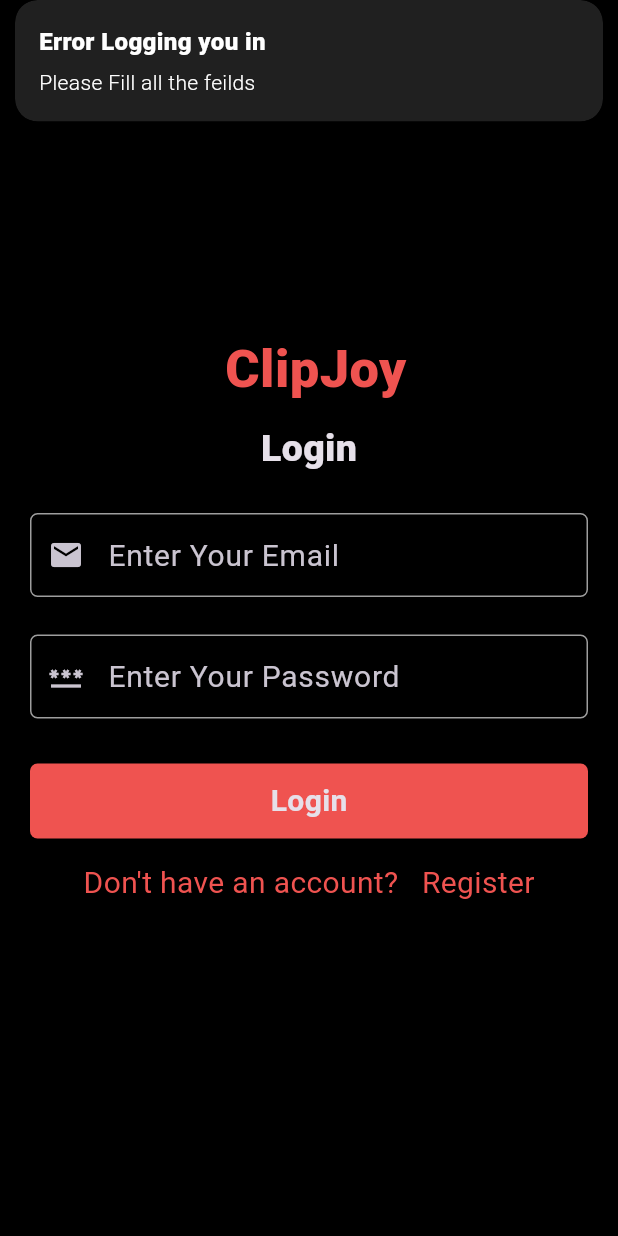
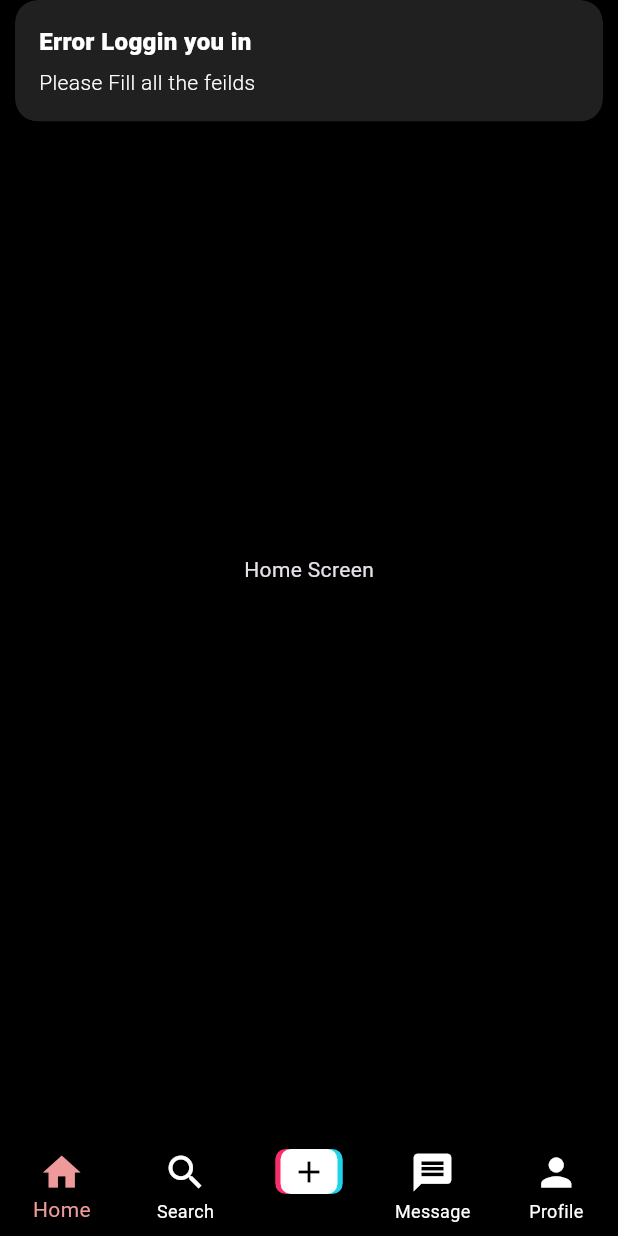
Before and after one commit to Jangle-Parth/ClipJoy, a Flutter app: the LoginScreen screen opened directly, after a tap on "Login", on a phone screen of 412 x 824 dp. Run offline on Flutter 3.47's test engine with Material 3 defaults, Android fonts, the phone set to English and light mode, and no system bars; our stand-ins replace cloud_firestore, firebase_auth, firebase_core, firebase_storage, get, image_picker; accounts and stored records are empty.

Commit message:
worked on bottom navigation bar

```diff
--- a/lib/constants.dart
+++ b/lib/constants.dart
@@ -1,4 +1,5 @@
 import 'package:clipjoy/controller/auth_controller.dart';
+import 'package:clipjoy/views/screens/add_video_screen.dart';
 import 'package:cloud_firestore/cloud_firestore.dart';
 import 'package:firebase_auth/firebase_auth.dart';
 import 'package:firebase_storage/firebase_storage.dart';
@@ -11,3 +12,11 @@
 var firebaseStorage = FirebaseStorage.instance;
 var firestore = FirebaseFirestore.instance;
 var authController = AuthController.instance;
+
+const pages = [
+  Text("Home Screen"),
+  Text("Search Screen"),
+  AddVideoScreen(),
+  Text("Message Screen"),
+  Text("Account Screen"),
+];
--- a/lib/controller/auth_controller.dart
+++ b/lib/controller/auth_controller.dart
@@ -1,4 +1,7 @@
 import 'dart:io';
+import 'package:clipjoy/views/screens/auth/login_screen.dart';
+import 'package:clipjoy/views/screens/home_screen.dart';
+import 'package:get/get_rx/src/rx_types/rx_types.dart';
 import 'package:image_picker/image_picker.dart';
 
 import 'package:clipjoy/constants.dart';
@@ -8,6 +11,7 @@
 import 'package:get/get.dart';
 
 class AuthController extends GetxController {
+  late Rx<User?> _user;
   static AuthController instance = Get.find();
   late Rx<File?> _pickedImage;
   File? get profilePhoto => _pickedImage.value;
@@ -35,11 +39,29 @@
   void loginUser(String email, String password) async {
     try {
       if (email.isNotEmpty && password.isNotEmpty) {
+        await firebaseAuth.signInWithEmailAndPassword(
+            email: email, password: password);
       } else {
-        Get.snackbar("Error Logging you in", "Please Fill all the feilds");
+        Get.snackbar("Error Loggin you in", "Please Fill all the feilds");
       }
     } catch (e) {
       Get.snackbar("Error Loggin in", e.toString());
+    }
+  }
+
+  @override
+  void onReady() {
+    super.onReady();
+    _user = Rx<User?>(firebaseAuth.currentUser);
+    _user.bindStream(firebaseAuth.authStateChanges());
+    ever(_user, _setInitialScreen);
+  }
+
+  _setInitialScreen(User? user) {
+    if (user == null) {
+      Get.offAll(() => LoginScreen());
+    } else {
+      Get.offAll(() => const HomeScreen());
     }
   }
 
--- a/lib/main.dart
+++ b/lib/main.dart
@@ -1,6 +1,5 @@
 import 'package:clipjoy/constants.dart';
-import 'package:clipjoy/controller/auth_controller.dart';
-import 'package:clipjoy/views/screens/auth/sign_up_screen.dart';
+import 'package:clipjoy/views/screens/home_screen.dart';
 import 'package:firebase_core/firebase_core.dart';
 import 'package:flutter/material.dart';
 import 'package:get/get_navigation/src/root/get_material_app.dart';
@@ -9,7 +8,7 @@
 void main() async {
   WidgetsFlutterBinding.ensureInitialized();
   await Firebase.initializeApp().then((value) {
-    Get.put(AuthController());
+    Get.put(const HomeScreen());
   });
   runApp(const MyApp());
 }
@@ -25,6 +24,6 @@
         debugShowCheckedModeBanner: false,
         theme:
             ThemeData.dark().copyWith(scaffoldBackgroundColor: backgroundColor),
-        home: SignUpScreen());
+        home: const HomeScreen());
   }
 }
--- /dev/null
+++ b/lib/views/screens/add_video_screen.dart
@@ -0,0 +1,29 @@
+import 'package:flutter/material.dart';
+
+class AddVideoScreen extends StatelessWidget {
+  const AddVideoScreen({super.key});
+
+  @override
+  Widget build(BuildContext context) {
+    return Scaffold(
+      body: Center(
+          child: InkWell(
+        onTap: () {},
+        child: Container(
+          width: 190,
+          height: 50,
+          decoration: const BoxDecoration(),
+          child: const Center(
+            child: Text(
+              "Add Video",
+              style: TextStyle(
+                  fontSize: 20,
+                  color: Colors.black,
+                  fontWeight: FontWeight.bold),
+            ),
+          ),
+        ),
+      )),
+    );
+  }
+}
--- /dev/null
+++ b/lib/views/screens/home_screen.dart
@@ -0,0 +1,44 @@
+import 'package:clipjoy/constants.dart';
+import 'package:clipjoy/views/widgets/customicon.dart';
+import 'package:flutter/material.dart';
+
+class HomeScreen extends StatefulWidget {
+  const HomeScreen({super.key});
+
+  @override
+  State<HomeScreen> createState() => _HomeScreenState();
+}
+
+class _HomeScreenState extends State<HomeScreen> {
+  int pageIndex = 0;
+  Widget page = pages[0];
+  @override
+  Widget build(BuildContext context) {
+    return Scaffold(
+      bottomNavigationBar: BottomNavigationBar(
+          onTap: (index) {
+            setState(() {
+              pageIndex = index;
+              page = pages[index];
+            });
+          },
+          type: BottomNavigationBarType.fixed,
+          backgroundColor: backgroundColor,
+          selectedItemColor: Colors.red[200],
+          unselectedItemColor: Colors.white,
+          currentIndex: pageIndex,
+          items: const [
+            BottomNavigationBarItem(
+                icon: Icon(Icons.home, size: 30), label: "Home"),
+            BottomNavigationBarItem(
+                icon: Icon(Icons.search, size: 30), label: "Search"),
+            BottomNavigationBarItem(icon: CustomIcon(), label: ""),
+            BottomNavigationBarItem(
+                icon: Icon(Icons.message, size: 30), label: "Message"),
+            BottomNavigationBarItem(
+                icon: Icon(Icons.person, size: 30), label: "Profile"),
+          ]),
+      body: Center(child: page),
+    );
+  }
+}
--- /dev/null
+++ b/lib/views/widgets/customicon.dart
@@ -0,0 +1,47 @@
+import 'package:flutter/material.dart';
+
+class CustomIcon extends StatelessWidget {
+  const CustomIcon({super.key});
+
+  @override
+  Widget build(BuildContext context) {
+    return SizedBox(
+      width: 45,
+      height: 30,
+      child: Stack(
+        children: [
+          Container(
+            margin: const EdgeInsets.only(right: 10),
+            width: 38,
+            decoration: BoxDecoration(
+              color: const Color.fromARGB(255, 250, 45, 108),
+              borderRadius: BorderRadius.circular(7),
+            ),
+          ),
+          Container(
+            margin: const EdgeInsets.only(left: 10),
+            width: 38,
+            decoration: BoxDecoration(
+              color: const Color.fromARGB(255, 32, 211, 234),
+              borderRadius: BorderRadius.circular(7),
+            ),
+          ),
+          Center(
+            child: Container(
+              height: double.infinity,
+              width: 38,
+              decoration: BoxDecoration(
+                color: Colors.white,
+                borderRadius: BorderRadius.circular(7),
+              ),
+              child: const Icon(
+                Icons.add,
+                color: Colors.black,
+              ),
+            ),
+          ),
+        ],
+      ),
+    );
+  }
+}
```
